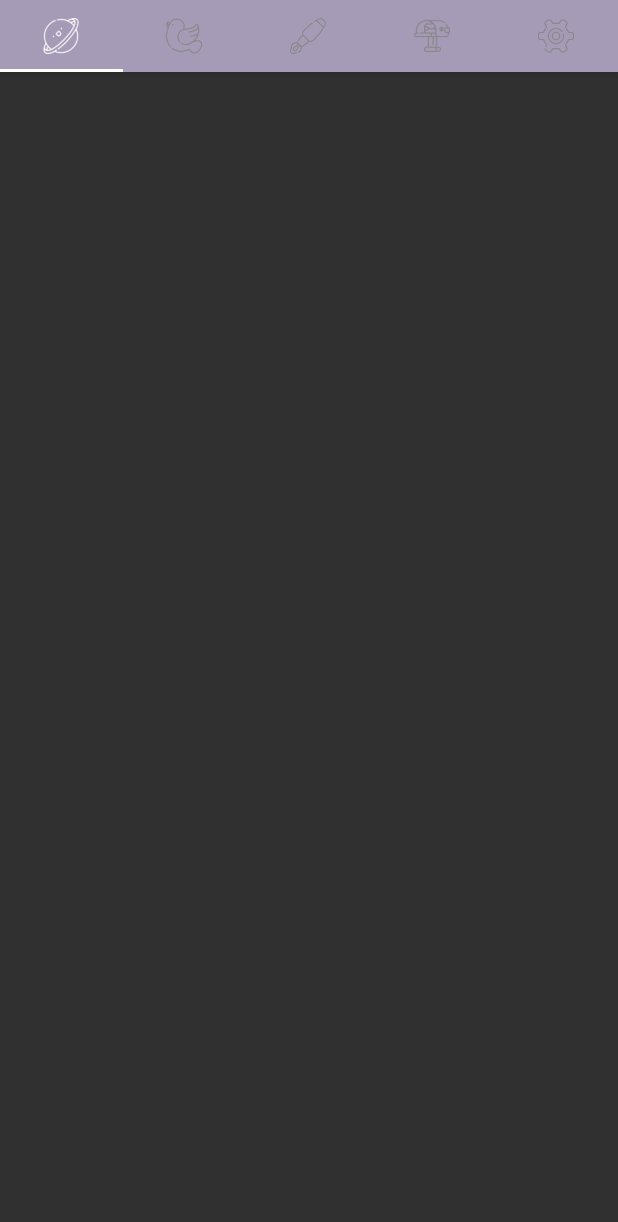
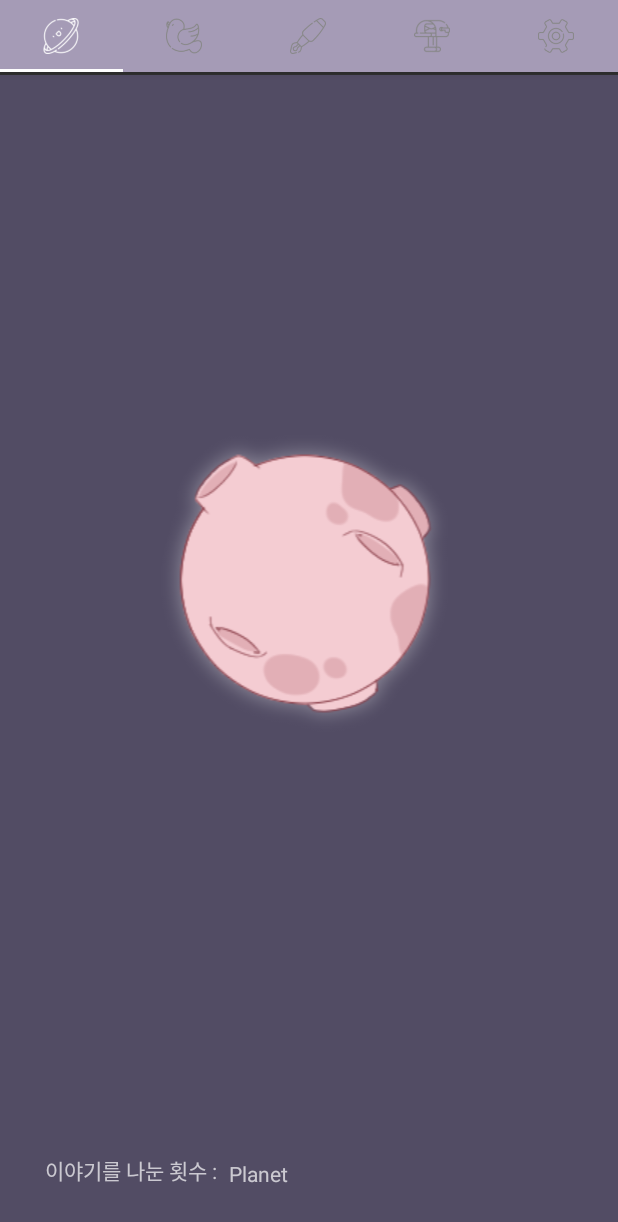
Before and after one commit to jeongiin/Planetwork, an Android app: the screen it shows after launch (MainActivity), after a tap on "DONE", on a phone screen of 412 x 824 dp. Shown: the top 1222 px of the screen. Run offline under Robolectric (Android 15) with nearby library versions, the phone set to English and light mode, and no system bars.

Commit message:
희지언니 받아라

```diff
--- a/app/src/main/java/com/example/planetwork/Register.kt
+++ b/app/src/main/java/com/example/planetwork/ClientService.kt
@@ -25,7 +25,7 @@
 data class LoginForm (
     var user: Body
 )
-
+//API를 관리해주는 인터페이스
 interface ClientService {
     //회원가입 서비스
     @FormUrlEncoded
@@ -42,13 +42,13 @@
                         @Field("birth_date")birth_date: String):Call<Register>
 
     //로그인 서비스
-    @FormUrlEncoded
-    @POST("/user/login/")
-    fun LoginRequest(@Field("username")username: String,
-                     @Field("password")password1: String):Call<LoginForm>
+    //@FormUrlEncoded
+    //@POST("/user/login/")
+    //fun LoginRequest(@Field("username")username: String,
+    //                @Field("password")password1: String):Call<LoginForm>
 
     //회원정보 받아오기
-    @GET("/user/<int:pk>")
-    fun UserInfo(@Path("pk")pk:Int):Call<Register>
+    //@GET("/user/<int:pk>")
+    //fun UserInfo(@Path("pk")pk:Int):Call<Register>
 
 }
--- a/app/src/main/java/com/example/planetwork/MainActivity.kt
+++ b/app/src/main/java/com/example/planetwork/MainActivity.kt
@@ -37,7 +37,6 @@
                 tabLayout.getTabAt(2)?.setIcon(R.drawable.write_g)
                 tabLayout.getTabAt(3)?.setIcon(R.drawable.post2_g)
                 tabLayout.getTabAt(4)?.setIcon(R.drawable.set_g)
-                Log.e("히지Position",position.toString())
 
                 when(position) {
 
--- a/app/src/main/java/com/example/planetwork/MainAdapter.kt
+++ b/app/src/main/java/com/example/planetwork/MainAdapter.kt
@@ -9,7 +9,7 @@
 
     // private val fragmentTitleList = mutableListOf("WriteLetter","BlueBirdFragment","PlanetFragment","PostFragment","SettingFragment")
 
-    public override fun getItem(position: Int): Fragment? {
+    override fun getItem(position: Int): Fragment? {
 
         return when(position) {
 
--- a/app/src/main/java/com/example/planetwork/PlanetFragment.kt
+++ b/app/src/main/java/com/example/planetwork/PlanetFragment.kt
@@ -5,20 +5,24 @@
 import android.view.View
 import android.view.ViewGroup
 import androidx.fragment.app.Fragment
+import kotlinx.android.synthetic.main.activity_writeletter.*
 import kotlinx.android.synthetic.main.fragment_planet.*
 
 class PlanetFragment : Fragment() {
 
+   //var count = 0
+
     override fun onCreateView(inflater: LayoutInflater, container: ViewGroup?, savedInstanceState: Bundle?): View? {
+        //submit_letter.setOnClickListener {
+        //    count++
+        //}
         return inflater.inflate(R.layout.fragment_planet, container, false)
     }
 
+
     override fun onActivityCreated(savedInstanceState: Bundle?) {
         super.onActivityCreated(savedInstanceState)
-
         //뷰 설정
-        tvFragmentPla.text = "Planet Fragment"
-
+        tvFragmentPla.text = "Planet"
+    }
 }
-
-}
--- a/app/src/main/java/com/example/planetwork/RegisterActivity.kt
+++ b/app/src/main/java/com/example/planetwork/RegisterActivity.kt
@@ -3,6 +3,7 @@
 import android.content.Intent
 import androidx.appcompat.app.AppCompatActivity
 import android.os.Bundle
+import android.util.Log
 import com.example.planetwork.ClientService
 import com.example.planetwork.MainActivity
 import com.example.planetwork.R
@@ -31,7 +32,7 @@
         //만들었던 인터페이스 기능 create
         var server = retrofit.create(ClientService::class.java)
 
-        //regiter 하기위해 값을 모두 입력하고 제출 버튼을 누를 때
+        //register 하기위해 값을 모두 입력하고 제출 버튼을 누를 때
         Submit.setOnClickListener {
 
             //라디오버튼으로 성별 체크
@@ -53,13 +54,14 @@
                 birthday.text.toString()
             ).enqueue(object : Callback<Register> {
 
-                //서버와 통신에 실패했을 때.
-                override fun onFailure(call: Call<Register>, t: Throwable) {
-                }
-
                 override fun onResponse(call: Call<Register>, response: Response<Register>) {
                     println(response?.body().toString())
                 }
+                //서버와 통신에 실패했을 때.
+                override fun onFailure(call: Call<Register>, t: Throwable) {
+                    Log.d("실패",""+call)
+                }
+
             })
 
             val intent = Intent(this, MainActivity::class.java)
--- a/app/src/main/res/layout/fragment_planet.xml
+++ b/app/src/main/res/layout/fragment_planet.xml
@@ -1,22 +1,60 @@
 <?xml version="1.0" encoding="utf-8"?>
 <androidx.constraintlayout.widget.ConstraintLayout
-                xmlns:android="http://schemas.android.com/apk/res/android"
-              xmlns:app="http://schemas.android.com/apk/res-auto"
-              android:orientation="vertical"
-              android:layout_width="match_parent"
-              android:layout_height="match_parent">
+        xmlns:android="http://schemas.android.com/apk/res/android"
+        xmlns:app="http://schemas.android.com/apk/res-auto"
+        android:orientation="vertical"
+        android:layout_width="match_parent"
+        android:layout_height="match_parent"
+        android:background="#524C64">
+
+
+        <ImageView
+                android:layout_width="0dp"
+                android:layout_height="wrap_content"
+                app:srcCompat="@drawable/planet_frg"
+                android:id="@+id/planet"
+                app:layout_constraintBottom_toBottomOf="parent"
+                app:layout_constraintTop_toTopOf="parent"
+                app:layout_constraintStart_toStartOf="parent"
+                android:layout_marginLeft="30dp"
+                android:layout_marginStart="30dp"
+                app:layout_constraintEnd_toEndOf="parent"
+                android:layout_marginEnd="30dp"
+                android:layout_marginRight="30dp"
+                app:layout_constraintHorizontal_bias="0.0"
+                app:layout_constraintVertical_bias="0.0"/>
 
         <TextView
-
-                android:id="@+id/tvFragmentPla"
-                android:textSize="20dp"
-                android:textStyle="bold"
+                android:text="이야기를 나눈 횟수 :"
                 android:layout_width="wrap_content"
                 android:layout_height="wrap_content"
+                android:id="@+id/count_mine"
+                android:layout_marginEnd="8dp"
+                android:layout_marginRight="8dp"
                 app:layout_constraintStart_toStartOf="parent"
-                app:layout_constraintTop_toBottomOf="parent"
+                android:layout_marginLeft="8dp"
+                android:layout_marginStart="8dp"
+                app:layout_constraintHorizontal_bias="0.079"
+                app:layout_constraintEnd_toEndOf="parent" app:layout_constraintBottom_toBottomOf="parent"
+                android:layout_marginBottom="16dp" android:layout_marginTop="8dp"
+                app:layout_constraintTop_toTopOf="parent" app:layout_constraintVertical_bias="0.976"/>
+
+        <TextView
+                android:layout_width="wrap_content"
+                android:layout_height="wrap_content"
+                android:id="@+id/tvFragmentPla"
+                app:layout_constraintStart_toEndOf="@+id/count_mine"
+                android:layout_marginLeft="8dp"
+                android:layout_marginStart="8dp"
                 app:layout_constraintEnd_toEndOf="parent"
-                app:layout_constraintBottom_toTopOf="parent"/>
+                android:layout_marginEnd="8dp"
+                android:layout_marginRight="8dp"
+                android:layout_marginBottom="32dp"
+                app:layout_constraintBottom_toBottomOf="parent"
+                app:layout_constraintHorizontal_bias="0.0"
+                android:layout_marginTop="8dp"
+                app:layout_constraintTop_toTopOf="parent"
+                app:layout_constraintVertical_bias="1.0"/>
 
 
 </androidx.constraintlayout.widget.ConstraintLayout>
```
Also changed, not shown: app/build.gradle (+6 -3 lines), app/src/main/java/com/example/planetwork/WriteLetterActivity.kt (+20 -0 lines), app/src/main/res/layout/activity_register.xml (+10 -0 lines), app/src/main/res/layout/activity_writeletter.xml (added, +47 -0 lines), app/src/main/res/layout/fragment_writeletter.xml (+6 -6 lines), app/src/main/res/drawable/letter_frg.png (added), app/src/main/res/drawable/planet_frg.png (added), 1 other file.
